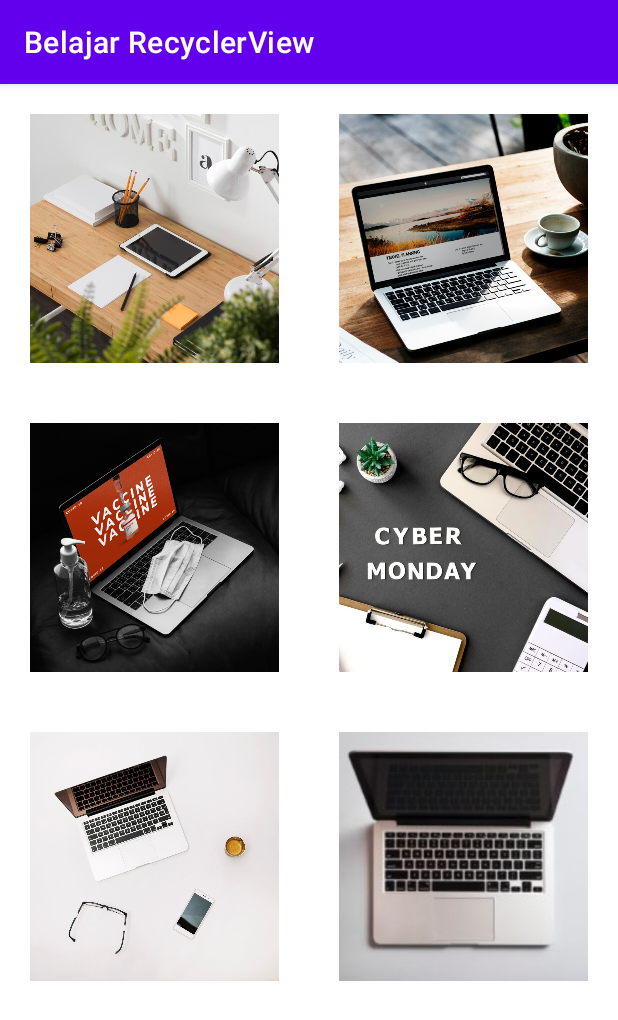
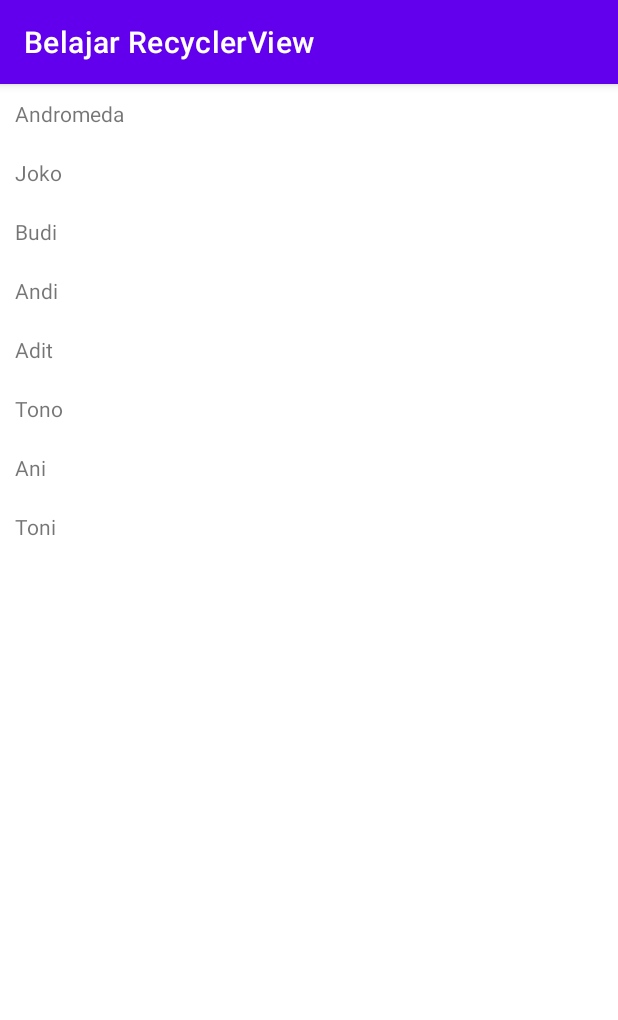
Before and after one commit to andromeda951/belajar-recyclerview, an Android app: the screen it shows after launch (MainActivity), on a phone screen of 412 x 824 dp. Shown: the top 1020 px of the screen. Run offline under Robolectric (Android 15) with nearby library versions, the phone set to English and light mode, and no system bars.

Commit message:
Implement onClick in the adapter
Note: Use container ID if you want toast to work when you click outset the text

```diff
--- a/app/src/main/java/com/andromeda/belajarrecyclerview/MainActivity.kt
+++ b/app/src/main/java/com/andromeda/belajarrecyclerview/MainActivity.kt
@@ -14,9 +14,27 @@
 
 //        textAdapter()
 //        numberAdapter()
-        imageAdapter()
+//        imageAdapter()
+        textWithEventAdapter()
 
 
+    }
+
+    private fun textWithEventAdapter() {
+        val names = listOf<String>(
+            "Andromeda",
+            "Joko",
+            "Budi",
+            "Andi",
+            "Adit",
+            "Tono",
+            "Ani",
+            "Toni",
+        )
+
+        val textAdaper = TextWithEventAdapter(names, this)
+        findViewById<RecyclerView>(R.id.recycler_view).adapter = textAdaper
+        findViewById<RecyclerView>(R.id.recycler_view).layoutManager = LinearLayoutManager(this)
     }
 
     private fun imageAdapter() {
--- /dev/null
+++ b/app/src/main/java/com/andromeda/belajarrecyclerview/TextWithEventAdapter.kt
@@ -0,0 +1,37 @@
+package com.andromeda.belajarrecyclerview
+
+import android.content.Context
+import android.view.LayoutInflater
+import android.view.View
+import android.view.ViewGroup
+import android.widget.TextView
+import android.widget.Toast
+import androidx.constraintlayout.widget.ConstraintLayout
+import androidx.recyclerview.widget.RecyclerView
+
+class TextWithEventAdapter(private val listName: List<String>, private val context: Context) :
+    RecyclerView.Adapter<TextWithEventAdapter.ViewHolder>() {
+
+    class ViewHolder(view: View) : RecyclerView.ViewHolder(view) {
+        val name = view.findViewById<TextView>(R.id.text_name)
+        val container = view.findViewById<ConstraintLayout>(R.id.container)
+    }
+
+    override fun onCreateViewHolder(parent: ViewGroup, viewType: Int): ViewHolder {
+        return ViewHolder(
+            LayoutInflater.from(parent.context).inflate(R.layout.adapter_main, parent, false)
+        )
+    }
+
+    override fun onBindViewHolder(holder: ViewHolder, position: Int) {
+        val name = listName[position]
+        holder.name.text = name
+        holder.container.setOnClickListener {
+            Toast.makeText(context, name, Toast.LENGTH_SHORT).show()
+        }
+    }
+
+    override fun getItemCount(): Int {
+        return listName.size
+    }
+}
--- a/app/src/main/res/layout/adapter_main.xml
+++ b/app/src/main/res/layout/adapter_main.xml
@@ -1,5 +1,6 @@
 <?xml version="1.0" encoding="utf-8"?>
 <androidx.constraintlayout.widget.ConstraintLayout xmlns:android="http://schemas.android.com/apk/res/android"
+    android:id="@+id/container"
     android:layout_width="match_parent"
     android:layout_height="wrap_content"
     xmlns:app="http://schemas.android.com/apk/res-auto"
```
